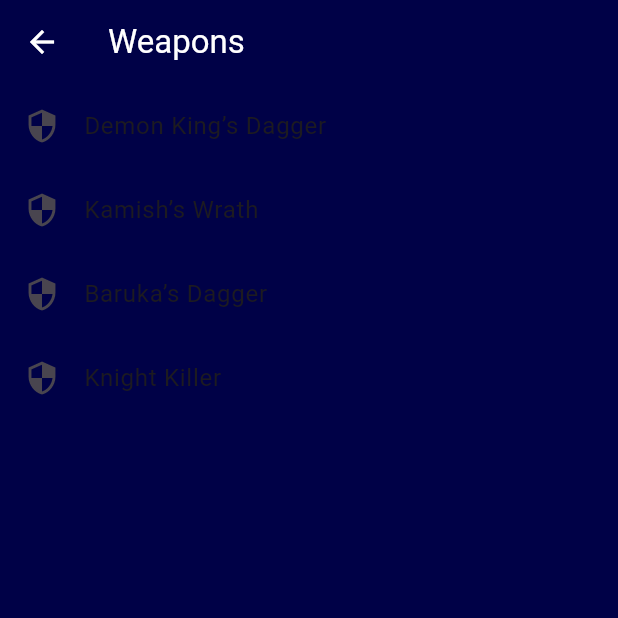
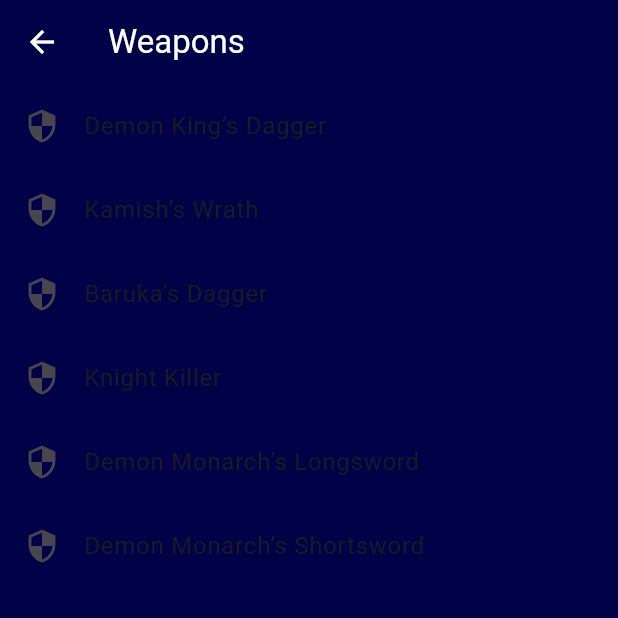
Before and after one commit to aldenngsk/Orb25---ShadowFit-Apollo-, a Flutter app: the WeaponsPage screen opened directly, on a phone screen of 412 x 824 dp, the top half of it. Run offline on Flutter 3.47's test engine with Material 3 defaults, Android fonts, the phone set to English and light mode, and no system bars; our stand-ins replace camera, cloud_firestore, firebase_auth, firebase_core, firebase_storage, just_audio and 2 more; missing offline and left inert: google_mlkit_pose_detection; accounts and stored records are empty.

Commit message:
added sword

```diff
--- a/lib/pages/weapons_page.dart
+++ b/lib/pages/weapons_page.dart
@@ -8,6 +8,8 @@ class WeaponsPage extends StatelessWidget {
     'Kamish’s Wrath',
     'Baruka’s Dagger',
     'Knight Killer',
+    'Demon Monarch’s Longsword',
+    'Demon Monarch’s Shortsword',
   ];
 
   @override
```
